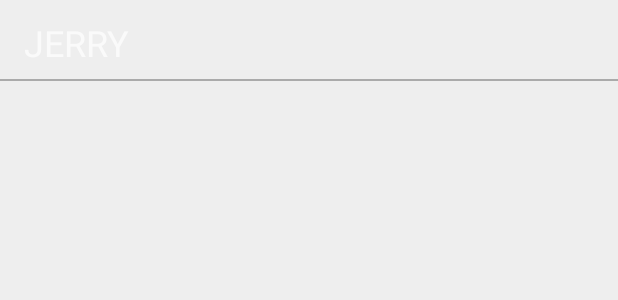
After one commit to tiltshiftfocus/LyricsDisplay, an Android app: the layout fragment_nav_drawer.xml on its own in the app's theme, with its tools: preview values and no code run, on a phone screen of 412 x 824 dp. The commit adds this screen. Shown: the top 300 px of the screen. Run offline under Robolectric (Android 15) with nearby library versions, the phone set to English and light mode, and no system bars.

Commit message:
Implement navigation drawer

```diff
--- /dev/null
+++ b/app/src/main/res/layout/fragment_nav_drawer.xml
@@ -0,0 +1,34 @@
+<RelativeLayout xmlns:android="http://schemas.android.com/apk/res/android"
+    xmlns:tools="http://schemas.android.com/tools"
+    android:layout_width="match_parent"
+    android:layout_height="match_parent"
+    android:background="#EEE"
+    tools:context="com.jerry.materialcolors.fragments.NavigationDrawerFragment">
+
+    <!-- TODO: Update blank fragment layout -->
+    <TextView
+        android:id="@+id/navdrawer_textview1"
+        android:layout_width="wrap_content"
+        android:layout_height="wrap_content"
+        android:layout_marginLeft="16dp"
+        android:layout_marginTop="12dp"
+        android:textSize="24sp"
+        android:text="@string/author"
+        android:clickable="true"/>
+
+    <View
+        android:id="@+id/navdrawer_view1"
+        android:layout_width="match_parent"
+        android:layout_height="1dp"
+        android:layout_marginTop="8dp"
+        android:layout_below="@id/navdrawer_textview1"
+        android:background="@android:color/darker_gray"/>
+
+    <!--ListView
+        android:id="@+id/navdrawer_listview1"
+        android:layout_below="@id/navdrawer_view1"
+        android:layout_width="wrap_content"
+        android:layout_height="match_parent"/-->
+
+
+</RelativeLayout>
--- a/app/src/main/res/values/dimens.xml
+++ b/app/src/main/res/values/dimens.xml
@@ -2,4 +2,5 @@
     <!-- Default screen margins, per the Android Design guidelines. -->
     <dimen name="activity_horizontal_margin">16dp</dimen>
     <dimen name="activity_vertical_margin">16dp</dimen>
+    <dimen name="nav_drawer_width">280dp</dimen>
 </resources>
--- a/app/src/main/res/values/strings.xml
+++ b/app/src/main/res/values/strings.xml
@@ -5,4 +5,9 @@
     <string name="action_settings">Settings</string>
     <string name="choose">Choose Music/Song</string>
     <string name="song_title">Music/Song Title</string>
+
+    <string name="hello_blank_fragment">Hello blank fragment</string>
+    <string name="author">JERRY</string>
+    <string name="drawer_open">Open</string>
+    <string name="drawer_close">Close</string>
 </resources>
--- a/app/src/main/res/values/styles.xml
+++ b/app/src/main/res/values/styles.xml
@@ -5,4 +5,8 @@
         <!-- Customize your theme here. -->
     </style>
 
+    <style name="AppTheme.Light" parent="Theme.AppCompat.Light.NoActionBar">
+
+    </style>
+
 </resources>
```
Also changed, not shown: app/src/main/java/com/jerry/lyricsdisplay/MainActivity.java (+6 -83 lines), app/src/main/java/com/jerry/lyricsdisplay/fragments/MainFragment.java (added, +106 -0 lines), app/src/main/java/com/jerry/lyricsdisplay/fragments/NavDrawerFragment.java (added, +110 -0 lines), app/src/main/res/layout/activity_main.xml (+17 -56 lines), app/src/main/res/layout/fragment_main.xml (added, +76 -0 lines).
